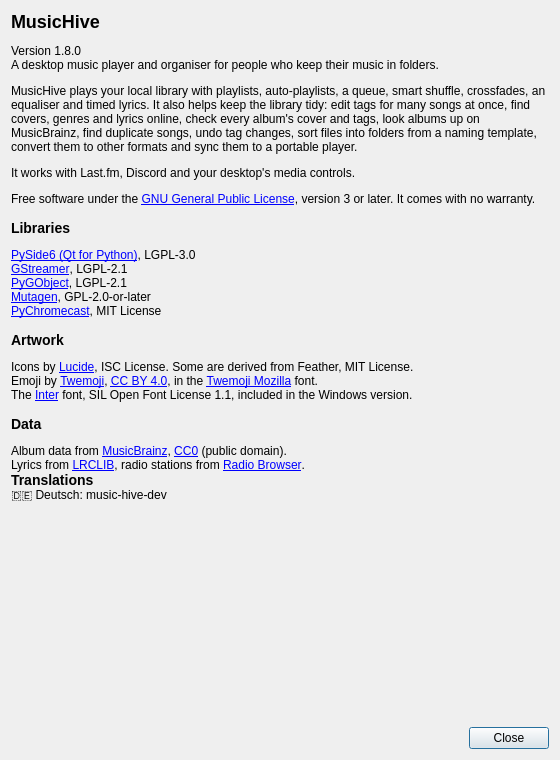
First picture: the form in ui/about.ui, repository music-hive-dev/MusicHive, before the edit.
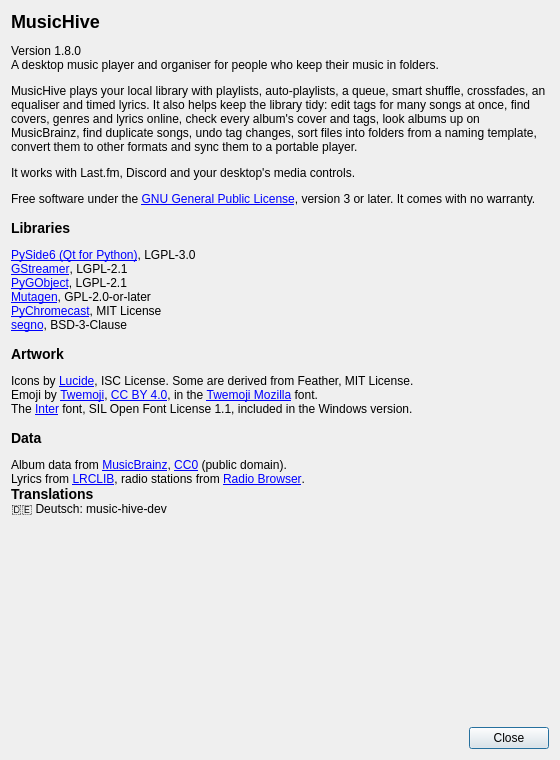
Second picture: the form after the edit.

What changed in the file:
```diff
--- a/ui/about.ui
+++ b/ui/about.ui
@@ -69,7 +69,8 @@
 &lt;a href=&quot;https://gstreamer.freedesktop.org&quot;&gt;GStreamer&lt;/a&gt;, LGPL-2.1&lt;br&gt;
 &lt;a href=&quot;https://pygobject.gnome.org&quot;&gt;PyGObject&lt;/a&gt;, LGPL-2.1&lt;br&gt;
 &lt;a href=&quot;https://github.com/quodlibet/mutagen&quot;&gt;Mutagen&lt;/a&gt;, GPL-2.0-or-later&lt;br&gt;
-&lt;a href=&quot;https://github.com/home-assistant-libs/pychromecast&quot;&gt;PyChromecast&lt;/a&gt;, MIT License
+&lt;a href=&quot;https://github.com/home-assistant-libs/pychromecast&quot;&gt;PyChromecast&lt;/a&gt;, MIT License&lt;br&gt;
+&lt;a href=&quot;https://github.com/heuer/segno&quot;&gt;segno&lt;/a&gt;, BSD-3-Clause
 &lt;/p&gt;
 &lt;h3&gt;Artwork&lt;/h3&gt;
 &lt;p&gt;
```
